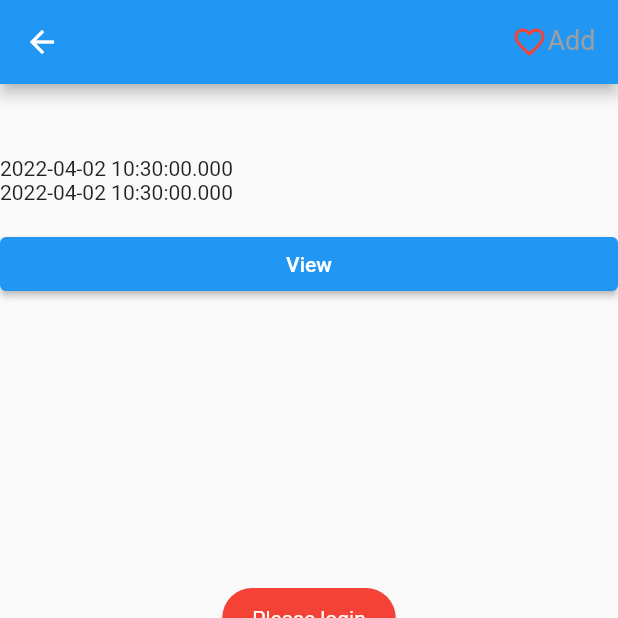
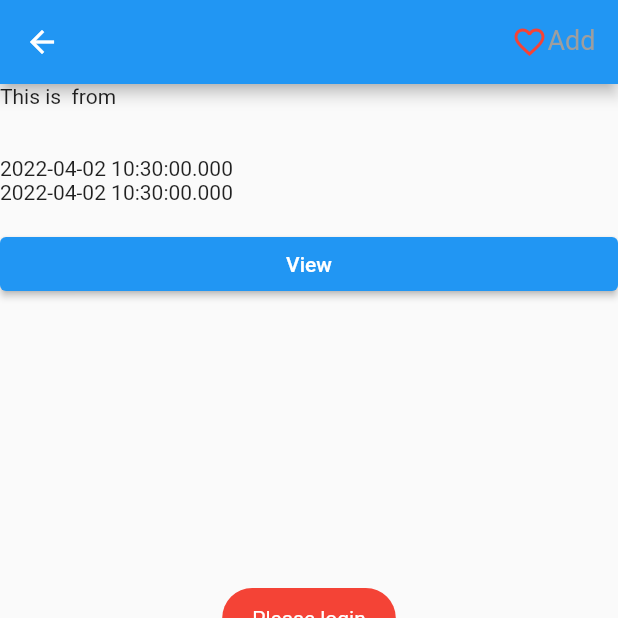
Before and after one commit to TaylorDavis16/SmartTVGuide_Client, a Flutter app: the ProgramDetail screen opened directly with empty values, after a tap on "Add", on a phone screen of 412 x 824 dp, the top half of it. Run offline on Flutter 3.47's test engine with Material 2 defaults, Android fonts, the phone set to English and light mode, and no system bars; our stand-ins replace cached_network_image, dio, flutter_swiper, fluttertoast, font_awesome_flutter, hive_flutter and 5 more; missing offline and left inert: underline_indicator; accounts and stored records are empty; network calls fail.

```diff
--- a/lib/dao/channel_dao.dart
+++ b/lib/dao/channel_dao.dart
@@ -65,12 +65,12 @@ class ChannelDao {
     });
   }
 
-  static Future<bool> updateCollectNum(List remove) async {
+  static Future<bool> updateCollectNum(List noLongerExist) async {
     return requestSend(() async {
       BaseRequest request = CollectRequest()
           .add('option', 'updateCollectNum')
           .add('type', 'channel')
-          .add("remove", json.encode(remove));
+          .add("remove", json.encode(noLongerExist));
       var result = await Requester().fire(request);
       return result['code'] == 1;
     });
--- a/lib/dao/program_dao.dart
+++ b/lib/dao/program_dao.dart
@@ -79,13 +79,12 @@ class ProgramDao {
     });
   }
 
-  static Future<bool> updateProgramNum(Map remove) async {
-    logger.d(remove);
+  static Future<bool> updateProgramNum(Map noLongerExist) async {
     return requestSend(() async {
       BaseRequest request = CollectRequest()
           .add('option', 'updateCollectNum')
           .add('type', 'program')
-          .add("remove", json.encode(remove));
+          .add("remove", json.encode(noLongerExist));
       var result = await Requester().fire(request);
       return result['code'] == 1;
     });
--- a/lib/http/core/route_jump_listener.dart
+++ b/lib/http/core/route_jump_listener.dart
@@ -1,6 +1,8 @@
 import 'package:flutter/material.dart';
 import 'package:smart_tv_guide/navigator/tab_navigator.dart';
 import 'package:smart_tv_guide/pages/channel_detail_page.dart';
+import 'package:smart_tv_guide/pages/collection_channel_folder_page.dart';
+import 'package:smart_tv_guide/pages/collection_program_folder_page.dart';
 import 'package:smart_tv_guide/pages/home_tab_page.dart';
 import 'package:smart_tv_guide/pages/homepage.dart';
 import 'package:smart_tv_guide/pages/login_page.dart';
@@ -54,6 +56,10 @@ RouteStatus getStatus(MaterialPage page) {
     return RouteStatus.login;
   } else if (page.child is CollectionPage) {
     return RouteStatus.collection;
+  } else if (page.child is CollectionChannelFolderPage) {
+    return RouteStatus.channelCollectionFolder;
+  } else if (page.child is CollectionProgramFolderPage) {
+    return RouteStatus.programCollectionFolder;
   } else {
     return RouteStatus.unknown;
   }
@@ -81,6 +87,8 @@ enum RouteStatus {
   channelDetail,
   programDetail,
   collection,
+  channelCollectionFolder,
+  programCollectionFolder,
   unknown,
 }
 
--- a/lib/main.dart
+++ b/lib/main.dart
@@ -4,7 +4,9 @@ import 'package:smart_tv_guide/dao/user_dao.dart';
 import 'package:smart_tv_guide/model/channel.dart';
 import 'package:smart_tv_guide/navigator/tab_navigator.dart';
 import 'package:smart_tv_guide/pages/channel_detail_page.dart';
+import 'package:smart_tv_guide/pages/collection_channel_folder_page.dart';
 import 'package:smart_tv_guide/pages/collection_page.dart';
+import 'package:smart_tv_guide/pages/collection_program_folder_page.dart';
 import 'package:smart_tv_guide/pages/login_page.dart';
 import 'package:smart_tv_guide/pages/program_detail_page.dart';
 import 'package:smart_tv_guide/pages/register_page.dart';
@@ -59,7 +61,11 @@ class _AppEntryState extends State<AppEntry> {
                 body: Center(child: CircularProgressIndicator()),
               );
         return MaterialApp(
-          home: widget,
+          home: Theme(data: ThemeData(
+            brightness: Share.brightness,
+            splashColor: Colors.transparent,
+            highlightColor: Colors.transparent,
+          ),child: widget,),
           // theme: ThemeData(primarySwatch: white, brightness: Share.brightness),
         );
       },
@@ -90,6 +96,7 @@ class RouteDelegate extends RouterDelegate<RoutePath>
   List<MaterialPage> pages = [];
   Channel? channel;
   Program? program;
+  Map? collect;
   int initialTabPage = 0;
 
   //为Navigator设置一个key，必要的时候可以通过navigatorKey.currentState来获取到NavigatorState对象
@@ -104,6 +111,8 @@ class RouteDelegate extends RouterDelegate<RoutePath>
         channel = args!['channel'];
       } else if (_routeStatus == RouteStatus.programDetail) {
         program = args!['program'];
+      } else if (_routeStatus == RouteStatus.channelCollectionFolder || _routeStatus == RouteStatus.programCollectionFolder) {
+        collect = args!['items'];
       }
       notifyListeners();
     }));
@@ -142,6 +151,10 @@ class RouteDelegate extends RouterDelegate<RoutePath>
       page = pageWrap(const RegisterPage());
     } else if (_routeStatus == RouteStatus.collection) {
       page = pageWrap(const CollectionPage());
+    }  else if (_routeStatus == RouteStatus.channelCollectionFolder) {
+      page = pageWrap(CollectionChannelFolderPage(collect!));
+    } else if (_routeStatus == RouteStatus.programCollectionFolder) {
+      page = pageWrap(CollectionProgramFolderPage(collect!));
     } else if (_routeStatus == RouteStatus.login) {
       page = pageWrap(const LoginPage());
     }
--- a/lib/pages/any_page.dart
+++ b/lib/pages/any_page.dart
@@ -12,8 +12,8 @@ class _AnyPageState extends State<AnyPage> {
   @override
   Widget build(BuildContext context) {
     return Scaffold(
-      appBar: appBar('any', 'rightTitle', () {}),
-      body: const Text('Any page'),
+      appBar: appBar('404', centerTitle: true),
+      body: const Text('This page is not exist'),
     );
   }
 }
--- a/lib/pages/channel_detail_page.dart
+++ b/lib/pages/channel_detail_page.dart
@@ -42,6 +42,9 @@ class _ChannelDetailState extends BaseState<ChannelDetail>
     super.initState();
   }
 
+  @override
+  void sort(List list) => sortNames(list);
+
   void _like() async {
     if (UserDao.hasLogin()) {
       showMultiSelect();
@@ -56,7 +59,7 @@ class _ChannelDetailState extends BaseState<ChannelDetail>
     List<Program> programs = widget.channel.programs;
     return Scaffold(
       appBar: appBar(
-          widget.channel.displayName, marked ? 'Remove' : 'Add', () => _like(),
+          widget.channel.displayName, rightTitle: marked ? 'Remove' : 'Add', rightButtonClick: () => _like(),
           icon: marked ? Icons.favorite : Icons.favorite_border_outlined),
       body: MasonryGridView.count(
         itemCount: programs.length,
--- a/lib/pages/home_tab_page.dart
+++ b/lib/pages/home_tab_page.dart
@@ -17,8 +17,7 @@ class HomeTabPage extends StatefulWidget {
 
 class _HomeTabPageState extends State<HomeTabPage>
     with AutomaticKeepAliveClientMixin, WidgetsBindingObserver {
-  static final homeBox = Hive.box('home');
-  Map channelMap = homeBox.get('channelMap');
+  Map channelMap = Hive.box('home').get('channelMap');
   late List<Map<String, dynamic>> _items;
 
   @override
--- a/lib/pages/my_page.dart
+++ b/lib/pages/my_page.dart
@@ -2,7 +2,6 @@ import 'dart:core';
 
 import 'package:flutter/material.dart';
 import 'package:smart_tv_guide/dao/user_dao.dart';
-import 'package:smart_tv_guide/util/app_util.dart';
 
 import '../http/core/route_jump_listener.dart';
 import '../navigator/my_navigator.dart';
@@ -22,7 +21,7 @@ class _MinePageState extends State<MinePage> {
     bool hasLogin = UserDao.hasLogin();
     String text = hasLogin ? 'Logout' : 'Login';
     return Scaffold(
-      appBar: appBar("title", "rightTitle", () => logger.i('123')),
+      appBar: appBar("Mine"),
       body: Center(
         child: ListView(
           children: [
--- a/lib/pages/program_detail_page.dart
+++ b/lib/pages/program_detail_page.dart
@@ -2,11 +2,11 @@ import 'package:flutter/material.dart';
 import 'package:smart_tv_guide/dao/program_dao.dart';
 import 'package:smart_tv_guide/model/channel.dart';
 import 'package:smart_tv_guide/navigator/my_navigator.dart';
-import 'package:smart_tv_guide/util/app_util.dart';
 import 'package:smart_tv_guide/widget/appbar.dart';
 
 import '../dao/user_dao.dart';
 import '../http/core/route_jump_listener.dart';
+import '../util/app_util.dart';
 import '../util/view_util.dart';
 import '../widget/multi_select_box.dart';
 
@@ -30,16 +30,20 @@ class _ProgramDetailState extends State<ProgramDetail>
       Program p = widget.program;
       _program = Program(
           p.channel,
-          p.title.replaceAll(RegExp(r'[0-9\()（）・：\s]+'), ''),
+          p.title.replaceAll(RegExp(r'[0-9\-()（）・:：\s]+'), ''),
           p.lang,
           p.start,
           p.stop,
           p.about);
-      logger.d(_program);
       _refresh(true);
     }
+
+
     super.initState();
   }
+
+  @override
+  void sort(List list) => sortNames(list);
 
   void _like() async {
     if (UserDao.hasLogin()) {
@@ -54,11 +58,11 @@ class _ProgramDetailState extends State<ProgramDetail>
   Widget build(BuildContext context) {
     return Scaffold(
         appBar: appBar(
-            widget.program.title, marked ? 'Remove' : 'Add', () => _like(),
+            widget.program.title, rightTitle: marked ? 'Remove' : 'Add', rightButtonClick: () => _like(),
             icon: marked ? Icons.favorite : Icons.favorite_border_outlined),
         body: ListView(
           children: [
-            Text(widget.program.about),
+            Text('This is ${widget.program.title} from ${widget.program.channel}'),
             Text(widget.program.channel),
             Text(widget.program.title),
             Text(widget.program.start.toString()),
--- a/lib/pages/search_page.dart
+++ b/lib/pages/search_page.dart
@@ -1,7 +1,7 @@
 import 'package:flutter/material.dart';
-import 'package:smart_tv_guide/util/app_util.dart';
 import 'package:smart_tv_guide/util/view_util.dart';
 import 'package:smart_tv_guide/widget/appbar.dart';
+
 import '../widget/navigation_bar.dart';
 
 class SearchPage extends StatefulWidget {
@@ -17,7 +17,7 @@ class _SearchPageState extends State<SearchPage> {
   @override
   Widget build(BuildContext context) {
     return Scaffold(
-        appBar: appBar("Search", "", () => logger.i('123'), centerTitle: true),
+        appBar: appBar("Search", centerTitle: true),
         body: Column(
           crossAxisAlignment: CrossAxisAlignment.start,
           children: [
--- a/lib/util/app_util.dart
+++ b/lib/util/app_util.dart
@@ -1,5 +1,7 @@
 import 'dart:math';
 
+import 'package:flutter/cupertino.dart';
+import 'package:flutter/material.dart';
 import 'package:hive_flutter/adapters.dart';
 import 'package:logger/logger.dart';
 
@@ -7,9 +9,9 @@ import '../http/core/route_jump_listener.dart';
 import '../model/channel.dart';
 import '../model/user.dart';
 import '../navigator/my_navigator.dart';
+import '../tools/shared_variables.dart';
 
-
-Future<void> hiveInit() async{
+Future<void> hiveInit() async {
   await Hive.initFlutter();
   Hive.registerAdapter(ChannelAdapter());
   Hive.registerAdapter(ProgramAdapter());
@@ -39,9 +41,19 @@ void initLogger() {
   );
 }
 
-void disposeLogger(){
+void disposeLogger() {
   _logger.d('logger out!');
   _logger.close();
+}
+
+Widget theme({required Widget child}) {
+  return Theme(
+      data: ThemeData(
+        brightness: Share.brightness,
+        splashColor: Colors.transparent,
+        highlightColor: Colors.transparent,
+      ),
+      child: child);
 }
 
 void gotoChannel(Channel channel) {
@@ -54,13 +66,22 @@ void gotoProgram(Program program) {
   MyNavigator().onJumpTo(RouteStatus.programDetail, args: {"program": program});
 }
 
+void sortNames(List list){
+  list.sort();
+  int d = list.indexOf('Default');
+  if (d != 0) {
+    list.setRange(1, d + 1, list.getRange(0, d));
+    list[0] = 'Default';
+  }
+}
+
 Random _random = Random();
 
 Random random() {
   return _random;
 }
 
-Future<bool> requestSend(Future<bool> Function() send) async{
+Future<bool> requestSend(Future<bool> Function() send) async {
   try {
     return await send();
   } catch (e) {
--- a/lib/widget/appbar.dart
+++ b/lib/widget/appbar.dart
@@ -1,8 +1,13 @@
 import 'package:flutter/material.dart';
+import 'package:smart_tv_guide/util/app_util.dart';
 
 ///自定义顶部appBar
-appBar(String title, String rightTitle, VoidCallback rightButtonClick,
-    {IconData? icon, bool leading = false, centerTitle = false}) {
+appBar(String title,
+    {String? rightTitle,
+    VoidCallback? rightButtonClick,
+    IconData? icon,
+    bool leading = false,
+    centerTitle = false}) {
   return AppBar(
     //让title居左
     centerTitle: centerTitle,
@@ -13,7 +18,8 @@ appBar(String title, String rightTitle, VoidCallback rightButtonClick,
       style: const TextStyle(fontSize: 18),
     ),
     actions: [
-      InkWell(
+      theme(
+          child: InkWell(
         onTap: rightButtonClick,
         child: Container(
           padding: const EdgeInsets.only(left: 15, right: 15),
@@ -24,15 +30,16 @@ appBar(String title, String rightTitle, VoidCallback rightButtonClick,
                 icon,
                 color: Colors.red,
               ),
-              Text(
-                rightTitle,
-                style: TextStyle(fontSize: 18, color: Colors.grey[500]),
-                textAlign: TextAlign.center,
-              )
+              if (rightTitle != null)
+                Text(
+                  rightTitle,
+                  style: TextStyle(fontSize: 18, color: Colors.grey[500]),
+                  textAlign: TextAlign.center,
+                )
             ],
           ),
         ),
-      )
+      ))
     ],
   );
 }
```
Also changed, not shown: lib/navigator/tab_navigator.dart (+8 -16 lines), lib/pages/collection_channel_folder_page.dart (added, +71 -0 lines), lib/pages/collection_channel_page.dart (+20 -13 lines), lib/pages/collection_program_folder_page.dart (added, +40 -0 lines), lib/pages/collection_program_page.dart (+14 -7 lines), lib/pages/collection_tab_page.dart (renamed from lib/pages/collection_tab_page_state.dart, +57 -25 lines), lib/pages/homepage.dart (+5 -6 lines), lib/widget/multi_select_box.dart (+25 -18 lines).
